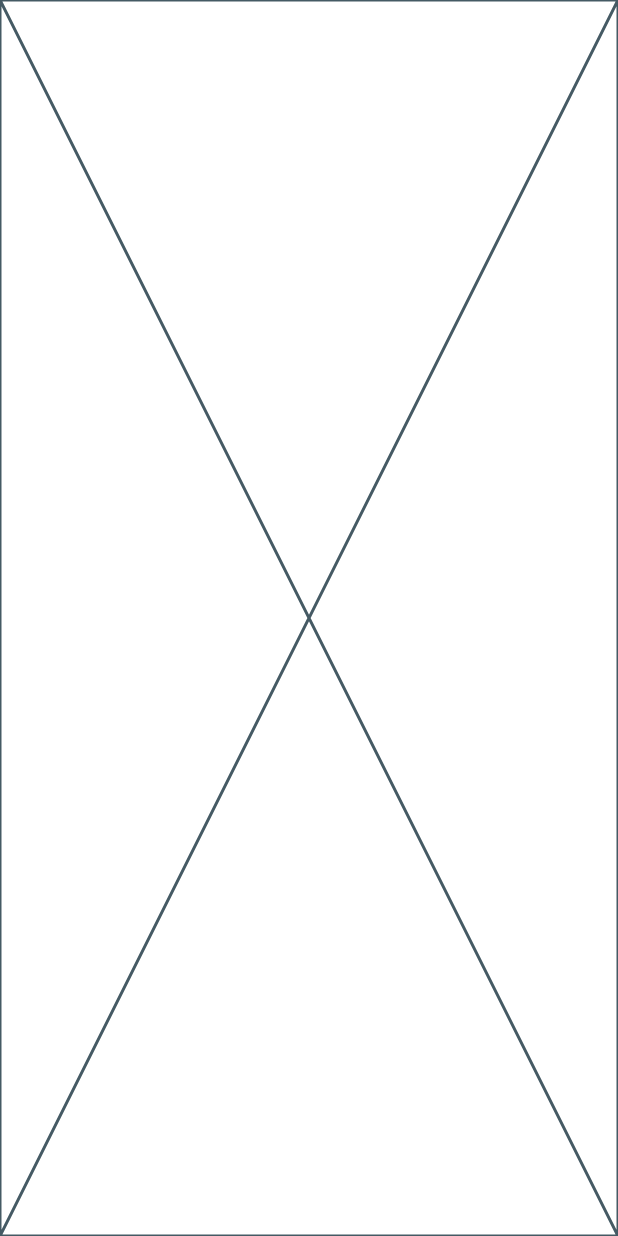
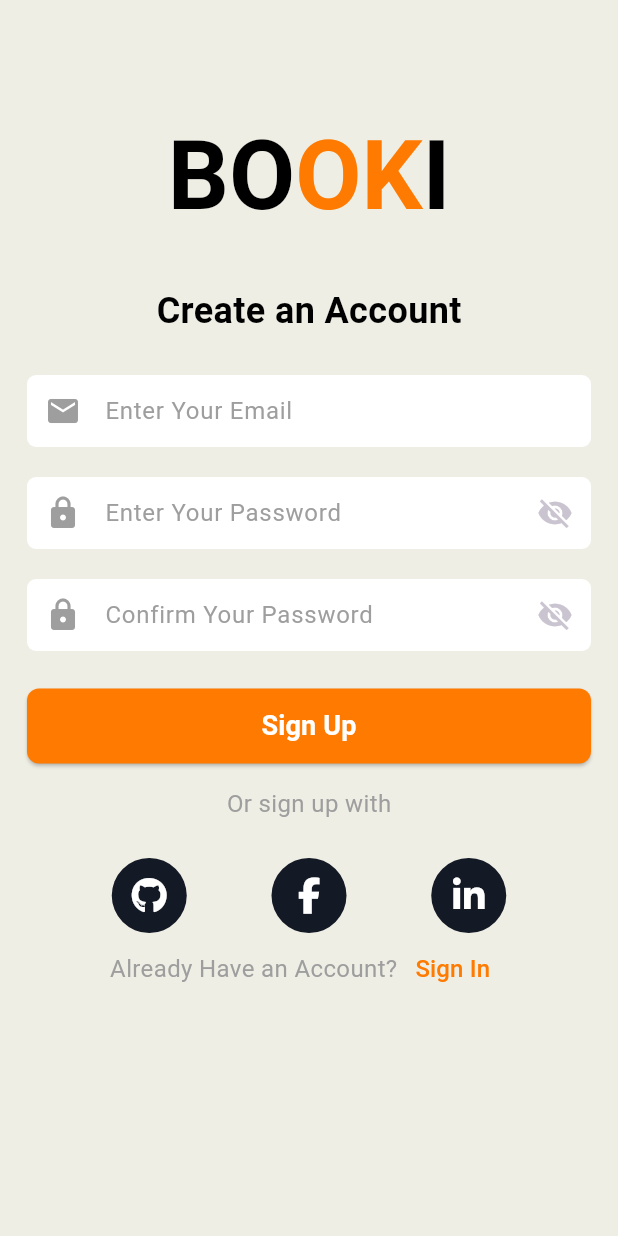
Before and after one commit to Kubbany/Bookie-App, a Flutter app: the screen it shows after launch, after a tap on "Sign Up", on a phone screen of 412 x 824 dp. Run offline on Flutter 3.47's test engine with Material 3 defaults, Android fonts, the phone set to English and light mode, and no system bars; our stand-ins replace connectivity_plus, font_awesome_flutter, get_it, go_router, google_fonts.

Commit message:
Register View UI Almost Done

```diff
--- a/lib/Features/authentication/presentation/views/register_view.dart
+++ b/lib/Features/authentication/presentation/views/register_view.dart
@@ -6,6 +6,8 @@ class RegisterView extends StatelessWidget {
 
   @override
   Widget build(BuildContext context) {
-    return const RegisterViewBody();
+    return const Scaffold(
+      body: RegisterViewBody(),
+    );
   }
 }
--- /dev/null
+++ b/lib/Features/authentication/presentation/views/widgets/register_to_login.dart
@@ -0,0 +1,37 @@
+import 'package:booki/core/utils/app_router.dart';
+import 'package:flutter/material.dart';
+import 'package:go_router/go_router.dart';
+
+class RegisterToLogin extends StatelessWidget {
+  const RegisterToLogin({super.key});
+
+  @override
+  Widget build(BuildContext context) {
+    return Row(
+      mainAxisAlignment: MainAxisAlignment.center,
+      children: <Widget>[
+        const Text(
+          "Already Have an Account?",
+          style: TextStyle(
+            fontSize: 16,
+            color: Colors.grey,
+          ),
+        ),
+        TextButton(
+          onPressed: () {
+            GoRouter.of(context).pushReplacement(
+              AppRouter.kLoginView,
+            );
+          },
+          child: const Text(
+            "Sign In",
+            style: TextStyle(
+              fontSize: 16,
+              color: Color(0xFFFF7A00),
+            ),
+          ),
+        ),
+      ],
+    );
+  }
+}
--- a/lib/Features/authentication/presentation/views/widgets/register_view_body.dart
+++ b/lib/Features/authentication/presentation/views/widgets/register_view_body.dart
@@ -1,3 +1,7 @@
+import 'package:booki/Features/authentication/presentation/views/widgets/continue_with_section.dart';
+import 'package:booki/Features/authentication/presentation/views/widgets/register_to_login.dart';
+import 'package:booki/Features/authentication/presentation/views/widgets/sign_up_form_section.dart';
+import 'package:booki/Features/splash/presentation/views/widgets/text_logo.dart';
 import 'package:flutter/material.dart';
 
 class RegisterViewBody extends StatelessWidget {
@@ -5,6 +9,45 @@ class RegisterViewBody extends StatelessWidget {
 
   @override
   Widget build(BuildContext context) {
-    return const Placeholder();
+    return SingleChildScrollView(
+      physics: const BouncingScrollPhysics(),
+      child: Container(
+        padding: const EdgeInsets.symmetric(
+          horizontal: 18,
+        ),
+        width: double.infinity,
+        child: const Column(
+          mainAxisAlignment: MainAxisAlignment.center,
+          children: <Widget>[
+            SizedBox(
+              height: 80,
+            ),
+            TextLogo(fontSize: 64),
+            SizedBox(
+              height: 35,
+            ),
+            Text(
+              "Create an Account",
+              style: TextStyle(
+                fontSize: 24,
+                color: Colors.black,
+                fontWeight: FontWeight.bold,
+              ),
+            ),
+            SizedBox(
+              height: 26,
+            ),
+            SignUpFormSection(),
+            SizedBox(
+              height: 15,
+            ),
+            ContinueWithSection(
+              title: "Or sign up with",
+            ),
+            RegisterToLogin(),
+          ],
+        ),
+      ),
+    );
   }
 }
--- /dev/null
+++ b/lib/Features/authentication/presentation/views/widgets/sign_up_form_section.dart
@@ -0,0 +1,56 @@
+import 'package:booki/core/utils/app_validators.dart';
+import 'package:booki/core/utils/widgets/custom_button.dart';
+import 'package:booki/core/utils/widgets/custom_input_field.dart';
+import 'package:flutter/material.dart';
+
+class SignUpFormSection extends StatelessWidget {
+  const SignUpFormSection({super.key});
+
+  @override
+  Widget build(BuildContext context) {
+    return Form(
+      child: Column(
+        children: <Widget>[
+          CustomInputField(
+            hint: "Enter Your Email",
+            textEditingController: TextEditingController(),
+            validator: AppValidators.emailValidation,
+          ),
+          const SizedBox(
+            height: 20,
+          ),
+          CustomInputField(
+            isPasswordField: true,
+            hint: "Enter Your Password",
+            textEditingController: TextEditingController(),
+            validator: AppValidators.passwordValidation,
+          ),
+          const SizedBox(
+            height: 20,
+          ),
+          const CustomInputField(
+            isPasswordField: true,
+            hint: "Confirm Your Password",
+            // validator: (value) {
+            //   // return AppValidators.confirmPasswordValiation(
+            //   //   value,
+            //   //   context.read<RegisterCubit>().password.text,
+            //   // );
+            // },
+          ),
+          const SizedBox(
+            height: 25,
+          ),
+          CustomButton(
+            title: "Sign Up",
+            titleSize: 18,
+            buttonHeight: 50,
+            onPressed: () {},
+            borderRadius: 8,
+            backgroundColor: const Color(0xFFFF7A00),
+          ),
+        ],
+      ),
+    );
+  }
+}
```
